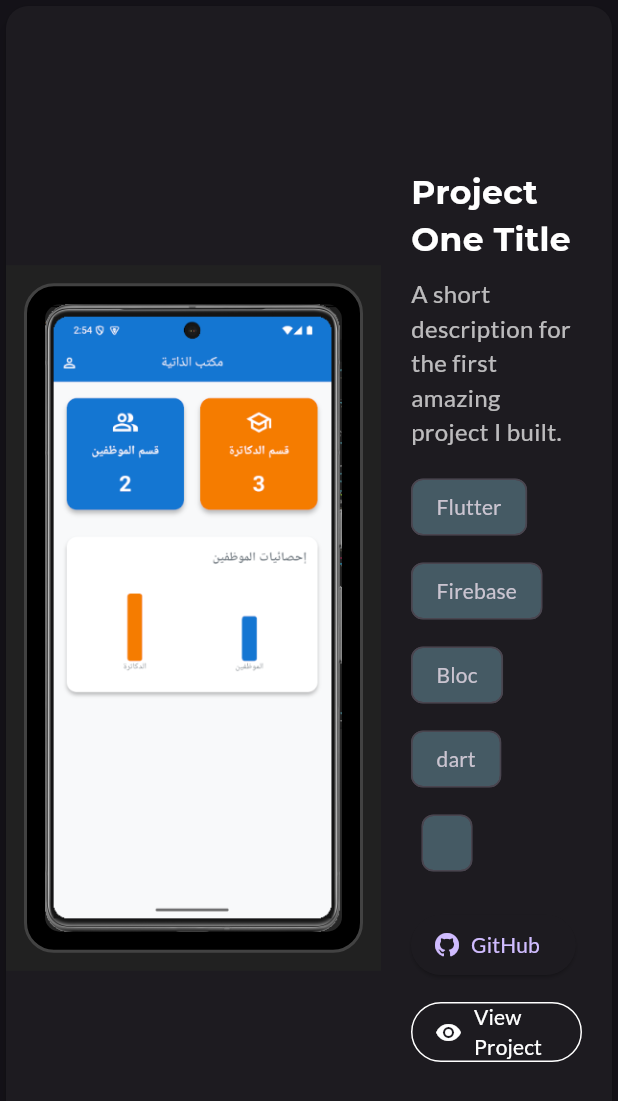
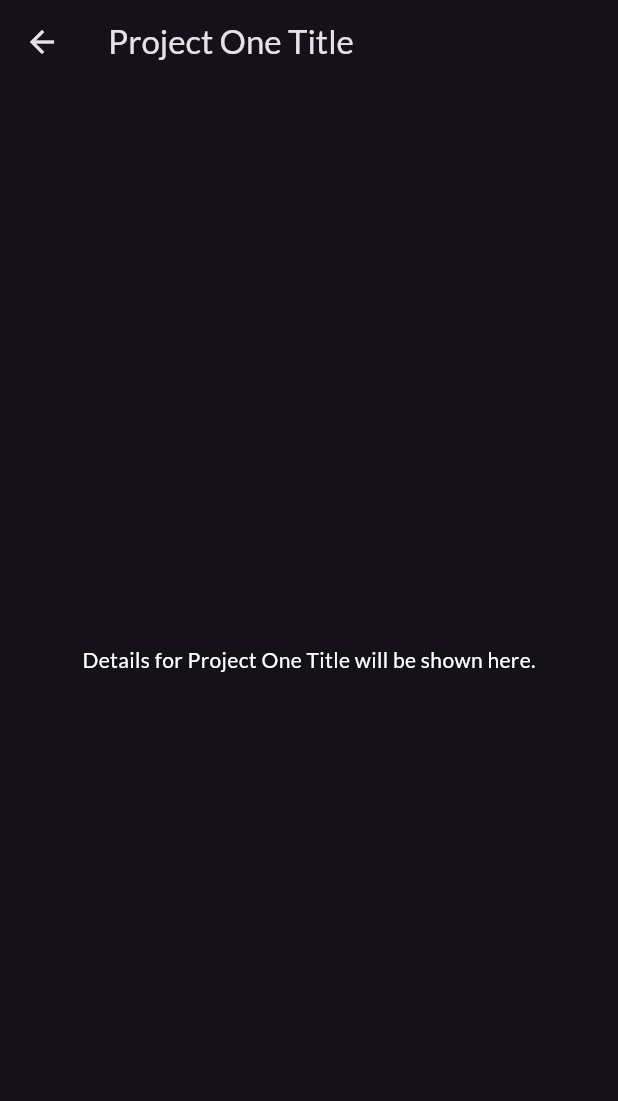
Before and after one commit to shalabi11/MyPortfolio, a Flutter app: the ProjectListItem widget shown alone on an empty page, opened directly with sample values from the repository, after a tap on "View Project", on a phone screen of 412 x 824 dp. Shown: the top 1101 px of the screen. Run offline on Flutter 3.47's test engine with Material 3 defaults, Android fonts, the light colour scheme and no system bars; our stand-ins replace animate_do, font_awesome_flutter, google_fonts.

Commit message:
create project details page

```diff
--- /dev/null
+++ b/lib/app_router.dart
@@ -0,0 +1,31 @@
+import 'package:flutter/material.dart';
+import 'package:my_portfolio/data/project_data.dart';
+import 'package:my_portfolio/pages/home_page.dart';
+import 'package:my_portfolio/pages/project_detail_page.dart';
+
+class AppRouter {
+  static const String homeRoute = '/';
+  static const String projectDetailRoute = '/project';
+
+  static Route<dynamic> generateRoute(RouteSettings settings) {
+    final uri = Uri.parse(settings.name ?? '');
+
+    if (uri.path == projectDetailRoute) {
+      // استخراج اسم المشروع من الرابط (e.g., /project?title=Faculty App)
+      final projectTitle = uri.queryParameters['title'];
+      if (projectTitle != null) {
+        // البحث عن المشروع في قائمة البيانات
+        final project = projects.firstWhere(
+          (p) => p.title == projectTitle,
+          orElse: () => projects.first,
+        );
+        return MaterialPageRoute(
+          builder: (_) => ProjectDetailPage(project: project),
+        );
+      }
+    }
+
+    // إذا لم يتم العثور على أي مسار، اذهب إلى الصفحة الرئيسية
+    return MaterialPageRoute(builder: (_) => const HomePage());
+  }
+}
--- a/lib/main.dart
+++ b/lib/main.dart
@@ -1,6 +1,7 @@
 import 'package:flutter/material.dart';
 import 'package:google_fonts/google_fonts.dart';
-import 'package:my_portfolio/home_page.dart';
+import 'package:my_portfolio/app_router.dart';
+import 'package:my_portfolio/pages/home_page.dart';
 
 void main() {
   runApp(const MyPortfolio());
@@ -21,8 +22,8 @@ class MyPortfolio extends StatelessWidget {
           Theme.of(context).textTheme,
         ).apply(bodyColor: Colors.white),
       ),
-
-      home: const HomePage(),
+      onGenerateRoute: AppRouter.generateRoute,
+      initialRoute: AppRouter.homeRoute,
     );
   }
 }
--- /dev/null
+++ b/lib/pages/project_detail_page.dart
@@ -0,0 +1,22 @@
+import 'package:flutter/material.dart';
+import '../models/project_model.dart'; // سنحتاج لنموذج المشروع
+
+class ProjectDetailPage extends StatelessWidget {
+  final Project project;
+
+  const ProjectDetailPage({super.key, required this.project});
+
+  @override
+  Widget build(BuildContext context) {
+    return Scaffold(
+      appBar: AppBar(
+        backgroundColor: Colors.transparent,
+        elevation: 0,
+        title: Text(project.title), // عنوان الصفحة هو اسم المشروع
+      ),
+      body: Center(
+        child: Text('Details for ${project.title} will be shown here.'),
+      ),
+    );
+  }
+}
--- a/lib/widgets/project_card.dart
+++ b/lib/widgets/project_card.dart
@@ -47,8 +47,8 @@ class _ProjectCardState extends State<ProjectCard> {
                     decoration: BoxDecoration(
                       gradient: LinearGradient(
                         colors: [
-                          Colors.black.withOpacity(0.8),
-                          Colors.black.withOpacity(0.4),
+                          Colors.black.withOpacity(0.7),
+                          Colors.black.withOpacity(0.1),
                         ],
                         begin: Alignment.bottomCenter,
                         end: Alignment.topCenter,
@@ -56,7 +56,6 @@ class _ProjectCardState extends State<ProjectCard> {
                     ),
                   ),
                 ),
-                // الطبقة 3: المحتوى المتغير (يبقى كما هو)
                 Padding(
                   padding: const EdgeInsets.all(20.0),
                   child: Column(
@@ -85,10 +84,6 @@ class _ProjectCardState extends State<ProjectCard> {
     );
   }
 
-  // ... باقي الدوال (_buildDescriptionView, _buildDetailsView) تبقى كما هي
-  // ...
-
-  // دالة لفتح الروابط
   Future<void> _launchURL(String url) async {
     final Uri uri = Uri.parse(url);
     if (!await launchUrl(uri)) {
@@ -96,21 +91,19 @@ class _ProjectCardState extends State<ProjectCard> {
     }
   }
 
-  // ويدجت لعرض الوصف (الحالة الافتراضية)
   Widget _buildDescriptionView() {
     return Text(
       widget.project.description,
-      key: const ValueKey('description'), // مفتاح لـ AnimatedSwitcher
+      key: const ValueKey('description'),
       style: const TextStyle(color: Colors.white70, fontSize: 16),
       maxLines: 4,
       overflow: TextOverflow.ellipsis,
     );
   }
 
-  // ويدجت لعرض التفاصيل (حالة التمرير/النقر)
   Widget _buildDetailsView() {
     return Column(
-      key: const ValueKey('details'), // مفتاح لـ AnimatedSwitcher
+      key: const ValueKey('details'),
       mainAxisAlignment: MainAxisAlignment.end,
       crossAxisAlignment: CrossAxisAlignment.start,
       children: [
@@ -139,7 +132,10 @@ class _ProjectCardState extends State<ProjectCard> {
               OutlinedButton.icon(
                 icon: const Icon(Icons.visibility, size: 18),
                 label: const Text('View Project'),
-                onPressed: () => _launchURL(widget.project.galleryUrl!),
+                onPressed: () => Navigator.pushNamed(
+                  context,
+                  '/project?title=${widget.project.title}',
+                ),
                 style: OutlinedButton.styleFrom(
                   foregroundColor: Colors.white,
                   side: const BorderSide(color: Colors.white),
--- a/lib/widgets/project_list_item.dart
+++ b/lib/widgets/project_list_item.dart
@@ -93,7 +93,10 @@ class ProjectListItem extends StatelessWidget {
                         OutlinedButton.icon(
                           icon: const Icon(Icons.visibility, size: 18),
                           label: const Text('View Project'),
-                          onPressed: () => _launchURL(project.galleryUrl!),
+                          onPressed: () => Navigator.pushNamed(
+                            context,
+                            '/project?title=${project.title}',
+                          ),
                           style: OutlinedButton.styleFrom(
                             foregroundColor: Colors.white,
                             side: const BorderSide(color: Colors.white),
```
Also changed, not shown: lib/pages/home_page.dart (renamed from lib/home_page.dart).
